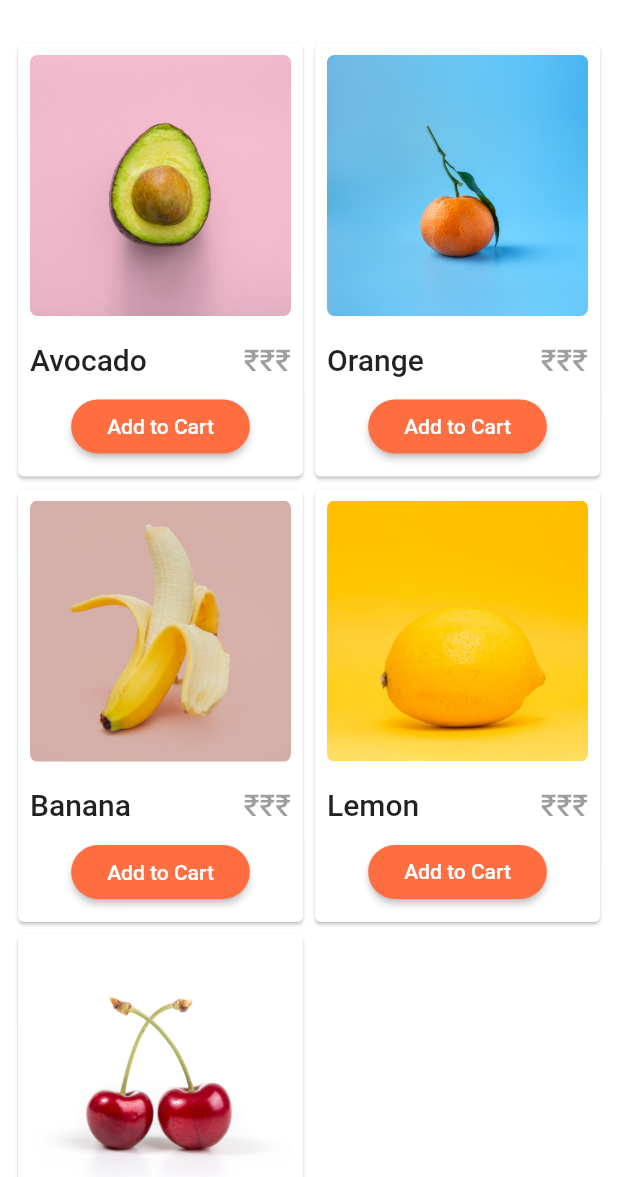
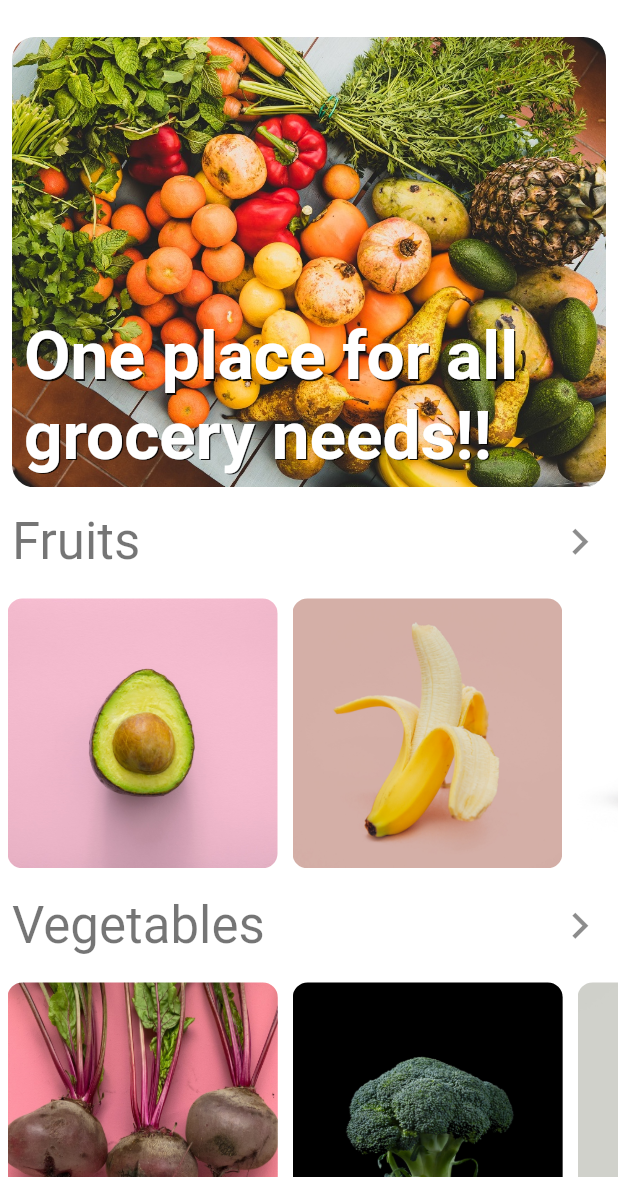
Before and after one commit to SirusCodes/Online-Grocery, a Flutter app: the screen it shows after launch, on a phone screen of 412 x 824 dp, the part 59-1236 px from its top. Run offline on Flutter 3.47's test engine with Material 2 defaults, Android fonts, the light colour scheme and no system bars; our stand-ins replace shared_preferences.

Commit message:
revamped main page

```diff
--- /dev/null
+++ b/lib/constants.dart
@@ -0,0 +1,15 @@
+const List<String> fruits = [
+  "Avocado",
+  "Banana",
+  "Cherry",
+  "Lemon",
+  "Orange",
+];
+
+const List<String> vegetables = [
+  "Beetroot",
+  "Broccoli",
+  "Egg plant",
+  "Onion",
+  "Potato",
+];
--- a/lib/provider/theme_provider.dart
+++ b/lib/provider/theme_provider.dart
@@ -24,6 +24,7 @@ final darkTheme = ThemeData(
   scaffoldBackgroundColor: const Color(0xFF1E1E1E),
   accentIconTheme: IconThemeData(color: Colors.black),
   dividerColor: Colors.white60,
+  iconTheme: IconThemeData(color: Colors.white38),
   textTheme: TextTheme(
     headline6: TextStyle(color: Colors.white60),
     headline4: TextStyle(color: Colors.white),
@@ -38,6 +39,7 @@ final lightTheme = ThemeData(
   accentIconTheme: IconThemeData(color: Colors.white),
   scaffoldBackgroundColor: Colors.white,
   dividerColor: Colors.black26,
+  iconTheme: IconThemeData(color: Colors.black45),
   textTheme: TextTheme(
     headline6: TextStyle(color: Colors.black38),
     headline4: TextStyle(color: Colors.black),
--- a/lib/screens/main_screen.dart
+++ b/lib/screens/main_screen.dart
@@ -1,17 +1,105 @@
 import 'package:flutter/material.dart';
+import 'package:online_grocery/constants.dart';
 import 'package:online_grocery/screens/settings_screen.dart';
-import 'package:online_grocery/widgets/product.dart';
+import 'package:online_grocery/widgets/product_without_buttons.dart';
 
 class MainScreen extends StatelessWidget {
   const MainScreen({Key key}) : super(key: key);
 
   @override
   Widget build(BuildContext context) {
+    var icon = Icon(
+      Icons.keyboard_arrow_right,
+      color: Theme.of(context).iconTheme.color,
+      size: 35,
+    );
+
+    var textOverImage = Padding(
+      padding: const EdgeInsets.all(8.0),
+      child: Text(
+        "One place for all grocery needs!!",
+        style: Theme.of(context).textTheme.headline3.copyWith(
+          color: Colors.white,
+          fontWeight: FontWeight.bold,
+          shadows: [Shadow(color: Colors.black87, offset: Offset(1, 1))],
+        ),
+      ),
+    );
+
     return Scaffold(
       appBar: AppBar(
         title: Text("Online Grocery"),
       ),
-      drawer: Drawer(
+      drawer: buildDrawer(context),
+      body: SingleChildScrollView(
+        child: Column(
+          mainAxisSize: MainAxisSize.min,
+          children: <Widget>[
+            Padding(
+              padding: const EdgeInsets.all(8.0),
+              child: Stack(
+                alignment: Alignment.bottomLeft,
+                children: <Widget>[
+                  ClipRRect(
+                    borderRadius: BorderRadius.circular(15.0),
+                    child: Image.asset(
+                      "assets/images/start_img.jpg",
+                      gaplessPlayback: true,
+                    ),
+                  ),
+                  textOverImage
+                ],
+              ),
+            ),
+            seeAllButton(context, icon, "Fruits", () {}),
+            horizontalScroll("fruits", fruits),
+            seeAllButton(context, icon, "Vegetables", () {}),
+            horizontalScroll("vegetables", vegetables)
+          ],
+        ),
+      ),
+    );
+  }
+
+  SizedBox horizontalScroll(String type, List<String> list) {
+    return SizedBox(
+      height: 200.0,
+      child: ListView.builder(
+        shrinkWrap: true,
+        itemCount: list.length,
+        physics: ClampingScrollPhysics(),
+        scrollDirection: Axis.horizontal,
+        itemBuilder: (context, index) {
+          return ProductsWithoutButtons(
+            type: type,
+            name: list[index],
+          );
+        },
+      ),
+    );
+  }
+
+  FlatButton seeAllButton(
+      BuildContext context, Icon icon, String title, Function onPressed) {
+    return FlatButton(
+      padding: const EdgeInsets.all(8.0),
+      onPressed: onPressed,
+      splashColor: Colors.deepOrange[50],
+      child: Row(
+        mainAxisAlignment: MainAxisAlignment.spaceBetween,
+        children: <Widget>[
+          Text(
+            title,
+            style: Theme.of(context).primaryTextTheme.headline4,
+          ),
+          icon,
+        ],
+      ),
+    );
+  }
+
+  Drawer buildDrawer(BuildContext context) {
+    return Drawer(
       child: ListView(
         children: <Widget>[
           Padding(
@@ -42,34 +130,6 @@ class MainScreen extends StatelessWidget {
           )
         ],
       ),
-      ),
-      body: GridView.count(
-        padding: const EdgeInsets.all(8.0),
-        crossAxisCount: 2,
-        childAspectRatio: 6 / 9,
-        children: <Widget>[
-          Product(
-            imageAsset: "assets/images/fruits/avocado.jpg",
-            title: "Avocado",
-          ),
-          Product(
-            imageAsset: "assets/images/fruits/orange.jpg",
-            title: "Orange",
-          ),
-          Product(
-            imageAsset: "assets/images/fruits/banana.jpg",
-            title: "Banana",
-          ),
-          Product(
-            imageAsset: "assets/images/fruits/lemon.jpg",
-            title: "Lemon",
-          ),
-          Product(
-            imageAsset: "assets/images/fruits/cherry.jpg",
-            title: "Cherry",
-          ),
-        ],
-      ),
     );
   }
 }
--- a/lib/widgets/product.dart
+++ b/lib/widgets/product.dart
@@ -16,10 +16,7 @@ class _ProductState extends State<Product> {
   @override
   void initState() {
     super.initState();
-    image = Image.asset(
-      widget.imageAsset,
-      fit: BoxFit.scaleDown,
-    );
+    image = Image.asset(widget.imageAsset);
   }
 
   @override
--- /dev/null
+++ b/lib/widgets/product_without_buttons.dart
@@ -0,0 +1,55 @@
+import 'package:flutter/material.dart';
+import 'package:online_grocery/screens/product_details.dart';
+
+class ProductsWithoutButtons extends StatefulWidget {
+  const ProductsWithoutButtons({Key key, this.name, this.type})
+      : super(key: key);
+  final String name, type;
+
+  @override
+  _ProductsWithoutButtonsState createState() => _ProductsWithoutButtonsState();
+}
+
+class _ProductsWithoutButtonsState extends State<ProductsWithoutButtons> {
+  Image image;
+
+  @override
+  void initState() {
+    super.initState();
+    image = Image.asset(
+      "assets/images/${widget.type}/${widget.name.toLowerCase()}.jpg",
+      gaplessPlayback: true,
+    );
+  }
+
+  @override
+  void didChangeDependencies() {
+    super.didChangeDependencies();
+    precacheImage(image.image, context);
+  }
+
+  @override
+  Widget build(BuildContext context) {
+    return Padding(
+      padding: const EdgeInsets.fromLTRB(5, 10, 5, 10),
+      child: InkWell(
+        onTap: () => Navigator.push(
+          context,
+          MaterialPageRoute(
+            builder: (_) => ProductDetails(
+              image: image,
+              title: widget.name,
+            ),
+          ),
+        ),
+        child: Hero(
+          tag: widget.name,
+          child: ClipRRect(
+            borderRadius: BorderRadius.circular(10),
+            child: image,
+          ),
+        ),
+      ),
+    );
+  }
+}
--- a/pubspec.yaml
+++ b/pubspec.yaml
@@ -49,7 +49,8 @@ flutter:
   # To add assets to your application, add an assets section, like this:
   assets:
     - assets/images/fruits/
-    # - assets/images/vegetables/
+    - assets/images/vegetables/
+    - assets/images/
   #   - images/a_dot_burr.jpeg
   #   - images/a_dot_ham.jpeg
 
```
Also changed, not shown: assets/images/start_img.jpg (added), assets/images/vegetables/beetroot.jpg, assets/images/vegetables/potato.jpg. Lines whose indentation alone changed are shown as unchanged.
